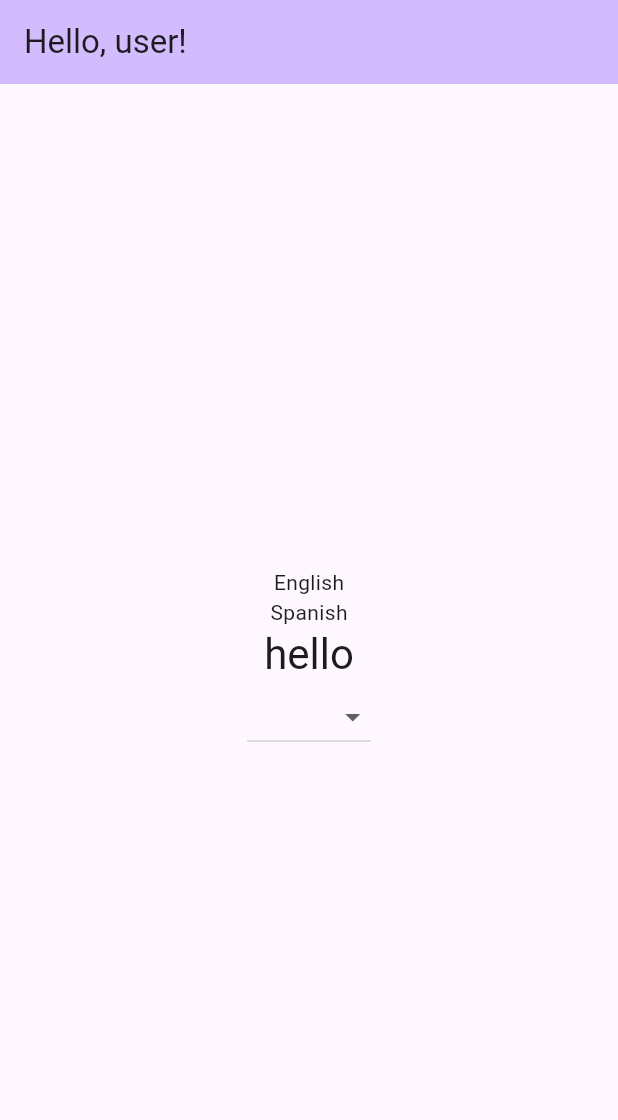
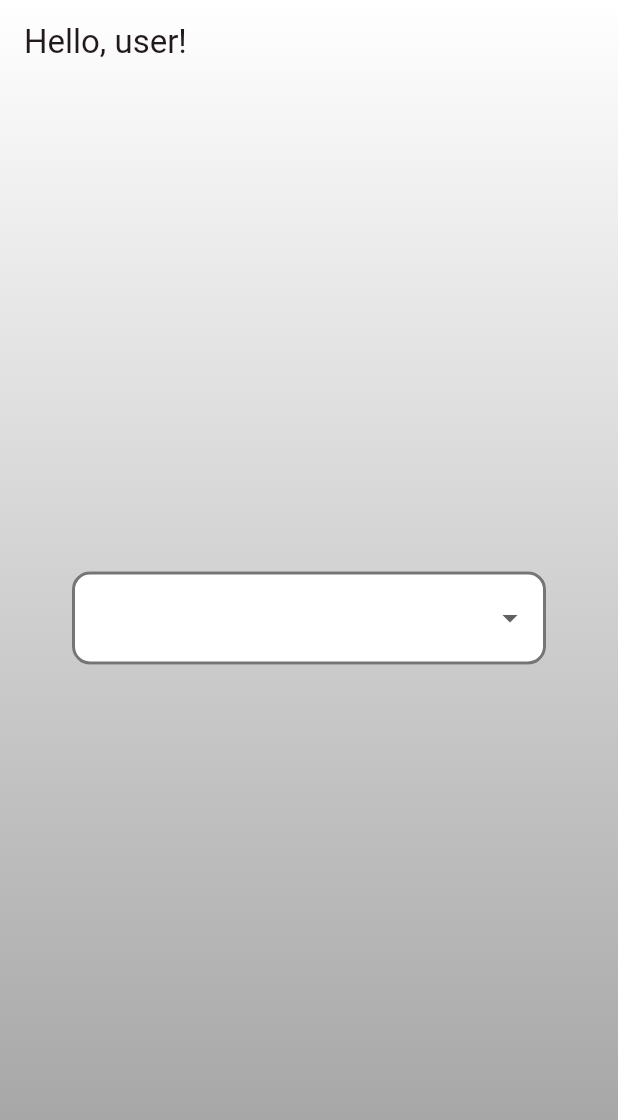
Before and after one commit to lukeschleder/localization_app, a Flutter app: the screen it shows after launch, on a phone screen of 412 x 824 dp. Shown: the top 1120 px of the screen. Run offline on Flutter 3.47's test engine with Material 2 defaults, Android fonts, the phone set to English and light mode, and no system bars; generated files the repository leaves out were written again.

Commit message:
organize app parts and add some design flair

```diff
--- /dev/null
+++ b/lib/app.dart
@@ -0,0 +1,40 @@
+import 'package:flutter/material.dart';
+import 'package:flutter_gen/gen_l10n/app_localizations.dart';
+import 'package:localization_app/view/welcome_screen.dart';
+
+
+class MyApp extends StatefulWidget {
+  const MyApp({super.key});
+
+  @override
+  State<MyApp> createState() => MyAppState();
+
+  static MyAppState? of(BuildContext context) =>
+      context.findAncestorStateOfType<MyAppState>();
+}
+
+class MyAppState extends State<MyApp> {
+  Locale _locale = AppLocalizations.supportedLocales
+      .firstWhere((element) => element.languageCode == 'en');
+
+  void setLocale(Locale selectedValue) {
+    setState(() {
+      _locale = selectedValue;
+    });
+  }
+
+  @override
+  Widget build(BuildContext context) {
+    return MaterialApp(
+      debugShowCheckedModeBanner: false,
+      theme: ThemeData(
+        colorScheme: ColorScheme.fromSeed(seedColor: Colors.black87),
+        useMaterial3: true,
+      ),
+      locale: _locale,
+      localizationsDelegates: AppLocalizations.localizationsDelegates,
+      supportedLocales: AppLocalizations.supportedLocales,
+      home: WelcomeScreen(locale: _locale),
+    );
+  }
+}
--- a/lib/l10n/app_en.arb
+++ b/lib/l10n/app_en.arb
@@ -1,6 +1,6 @@
 {
   "helloUser": "Hello, user!",
-  "@helloWorld": {
+  "@helloUser": {
     "description": "The app welcome message"
   },
   "english": "English",
--- a/lib/main.dart
+++ b/lib/main.dart
@@ -1,91 +1,6 @@
 import 'package:flutter/material.dart';
-import 'package:flutter_gen/gen_l10n/app_localizations.dart';
+import 'package:localization_app/app.dart';
 
 void main() {
   runApp(const MyApp());
 }
-
-class MyApp extends StatefulWidget {
-  const MyApp({super.key});
-
-  @override
-  State<MyApp> createState() => MyAppState();
-
-  static MyAppState? of(BuildContext context) =>
-      context.findAncestorStateOfType<MyAppState>();
-}
-
-class MyAppState extends State<MyApp> {
-  Locale _locale = const Locale('en');
-
-  void setLocale(String selectedValue) {
-    setState(() {
-      _locale = Locale(selectedValue);
-    });
-  }
-
-  @override
-  Widget build(BuildContext context) {
-    return MaterialApp(
-      theme: ThemeData(
-        colorScheme: ColorScheme.fromSeed(seedColor: Colors.deepPurple),
-        useMaterial3: true,
-      ),
-      locale: _locale,
-      localizationsDelegates: AppLocalizations.localizationsDelegates,
-      supportedLocales: AppLocalizations.supportedLocales,
-      home: WelcomeScreen(locale: _locale),
-    );
-  }
-}
-
-class WelcomeScreen extends StatelessWidget {
-  const WelcomeScreen({super.key, required locale});
-
-
-  @override
-  Widget build(BuildContext context) {
-
-    void dropDownCallBack(String? selectedValue) {
-      MyApp.of(context)!
-          .setLocale(selectedValue ?? AppLocalizations.supportedLocales.first.languageCode);
-    }
-
-    // This method is rerun every time setState is called
-    return Scaffold(
-      appBar: AppBar(
-          backgroundColor: Theme.of(context).colorScheme.inversePrimary,
-          title: Text(AppLocalizations.of(context)!.helloUser)),
-      body: Center(
-        child: Column(
-          mainAxisAlignment: MainAxisAlignment.center,
-          children: <Widget>[
-            Text(
-              AppLocalizations.of(context)!.english,
-            ),
-            Text(
-              AppLocalizations.of(context)!.spanish,
-            ),
-            Text(
-              'hello',
-              style: Theme.of(context).textTheme.headlineMedium,
-            ),
-            DropdownButton(
-              items: const [
-                DropdownMenuItem(value: 'en', child: Text('English')),
-                DropdownMenuItem(value: 'es', child: Text('Spanish')),
-              ],
-              onChanged: dropDownCallBack,
-            ),
-          ],
-        ),
-      ),
-      // floatingActionButton: FloatingActionButton(
-      //   onPressed: () => MyApp.of(context)!
-      //       .setLocale(const Locale.fromSubtags(languageCode: 'es')),
-      //   tooltip: 'Increment',
-      //   child: const Icon(Icons.add),
-      // ),
-    );
-  }
-}
--- /dev/null
+++ b/lib/view/welcome_screen.dart
@@ -0,0 +1,78 @@
+import 'package:flutter/material.dart';
+import 'package:flutter_gen/gen_l10n/app_localizations.dart';
+import 'package:localization_app/app.dart';
+
+class WelcomeScreen extends StatelessWidget {
+  const WelcomeScreen({super.key, required locale});
+
+  @override
+  // This method is rerun every time setState is called
+  Widget build(BuildContext context) {
+    void dropDownCallBack(Locale? selectedLocale) {
+      MyApp.of(context)!.setLocale(selectedLocale ??
+          AppLocalizations.supportedLocales
+              .firstWhere((element) => element.languageCode == 'es'));
+    }
+
+    return Scaffold(
+      extendBodyBehindAppBar: true,
+      appBar: AppBar(
+        backgroundColor: Colors.transparent,
+        title: Text(AppLocalizations.of(context)!.helloUser),
+      ),
+      body: Stack(
+        children: [
+          const Background(),
+          Center(
+            child: Padding(
+              padding: const EdgeInsets.symmetric(horizontal: 48),
+              child: Container(
+                padding:
+                    const EdgeInsets.symmetric(horizontal: 10, vertical: 5),
+                decoration: BoxDecoration(
+                  color: Colors.white,
+                  border: Border.all(width: 2, color: Colors.black54),
+                  borderRadius: BorderRadius.circular(12),
+                ),
+                child: DropdownButton(
+                  underline: const SizedBox.shrink(),
+                  isExpanded: true,
+                  items: AppLocalizations.supportedLocales
+                      .map<DropdownMenuItem<Locale>>((Locale item) =>
+                          DropdownMenuItem<Locale>(
+                            value: item,
+                            child: Center(
+                                child: Text(item.languageCode == 'en'
+                                    ? AppLocalizations.of(context)!.english
+                                    : AppLocalizations.of(context)!.spanish)),
+                          ))
+                      .toList(),
+                  onChanged: dropDownCallBack,
+                ),
+              ),
+            ),
+          ),
+        ],
+      ),
+    );
+  }
+}
+
+class Background extends StatelessWidget {
+  const Background({Key? key}) : super(key: key);
+  @override
+  Widget build(BuildContext context) {
+    return Container(
+      decoration: const BoxDecoration(
+        gradient: LinearGradient(
+          begin: Alignment.topCenter,
+          end: Alignment.bottomCenter,
+          colors: [
+            Colors.white,
+            Colors.grey,
+          ],
+        ),
+      ),
+    );
+  }
+}
```
Also changed, not shown: 1 other file.
